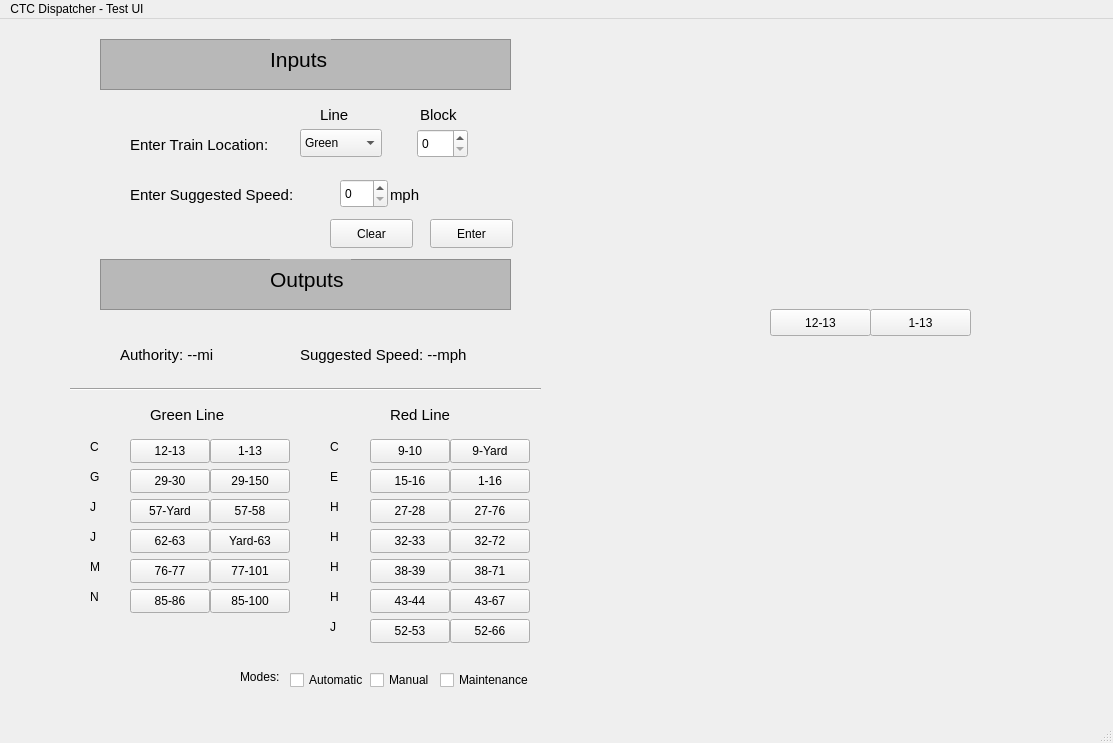
Qt form CTC_Office/CTC_test.ui (headhunter22/ECE1140-Train-Simulator) before a commit.
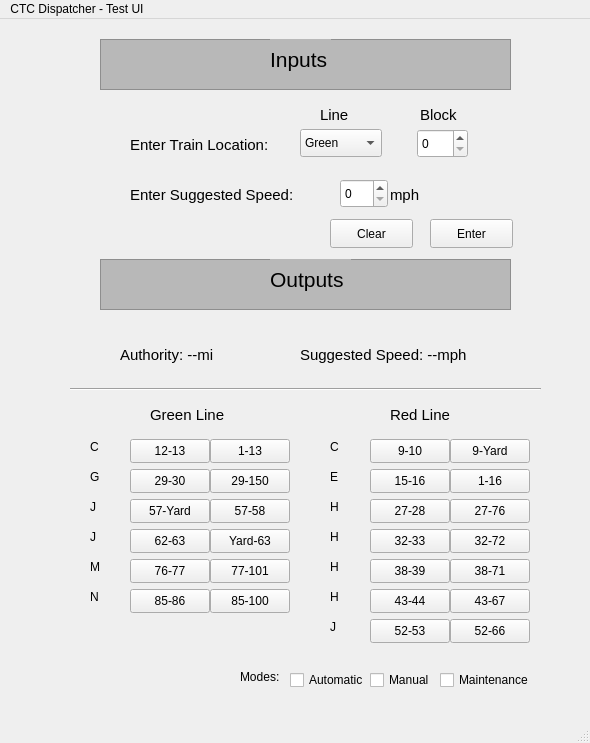
The same form after that commit.

Diff of the .ui file:
```diff
--- a/CTC_Office/CTC_test.ui
+++ b/CTC_Office/CTC_test.ui
@@ -6,7 +6,7 @@
    <rect>
     <x>0</x>
     <y>0</y>
-    <width>1113</width>
+    <width>590</width>
     <height>743</height>
    </rect>
   </property>
@@ -910,39 +910,13 @@
      </rect>
     </property>
    </widget>
-   <widget class="QToolButton" name="toolButton1">
-    <property name="geometry">
-     <rect>
-      <x>770</x>
-      <y>290</y>
-      <width>101</width>
-      <height>27</height>
-     </rect>
-    </property>
-    <property name="text">
-     <string>12-13</string>
-    </property>
-   </widget>
-   <widget class="QToolButton" name="toolButton_2">
-    <property name="geometry">
-     <rect>
-      <x>870</x>
-      <y>290</y>
-      <width>101</width>
-      <height>27</height>
-     </rect>
-    </property>
-    <property name="text">
-     <string>1-13</string>
-    </property>
-   </widget>
   </widget>
   <widget class="QMenuBar" name="menubar">
    <property name="geometry">
     <rect>
      <x>0</x>
      <y>0</y>
-     <width>1113</width>
+     <width>590</width>
      <height>25</height>
     </rect>
    </property>
```
